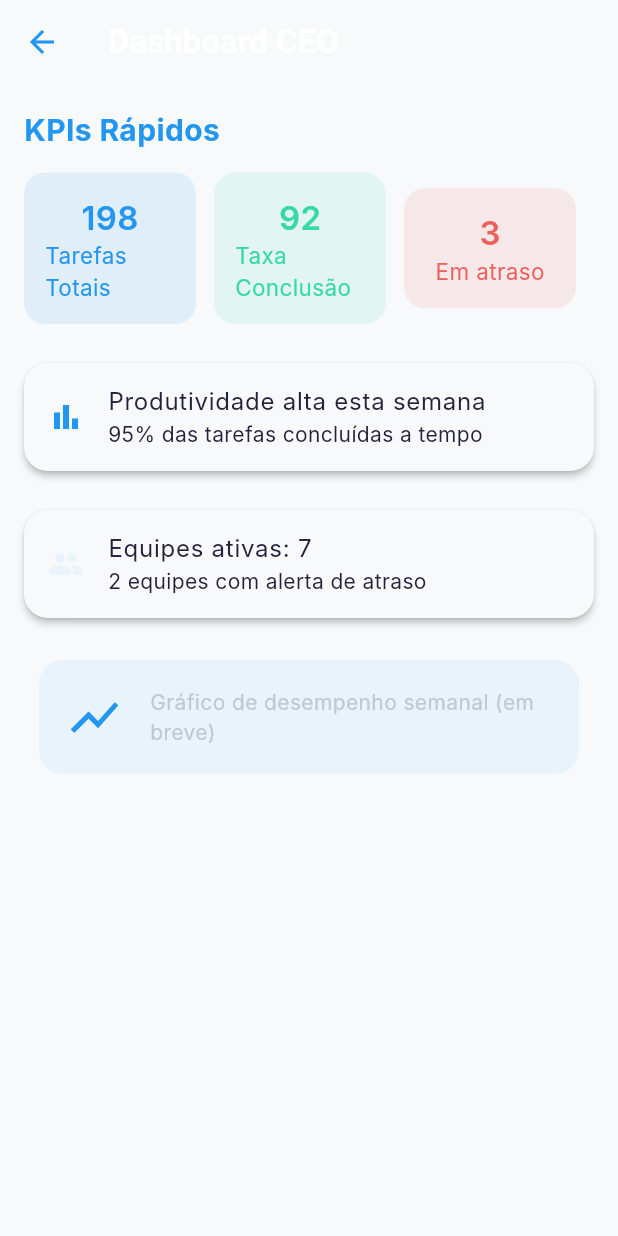
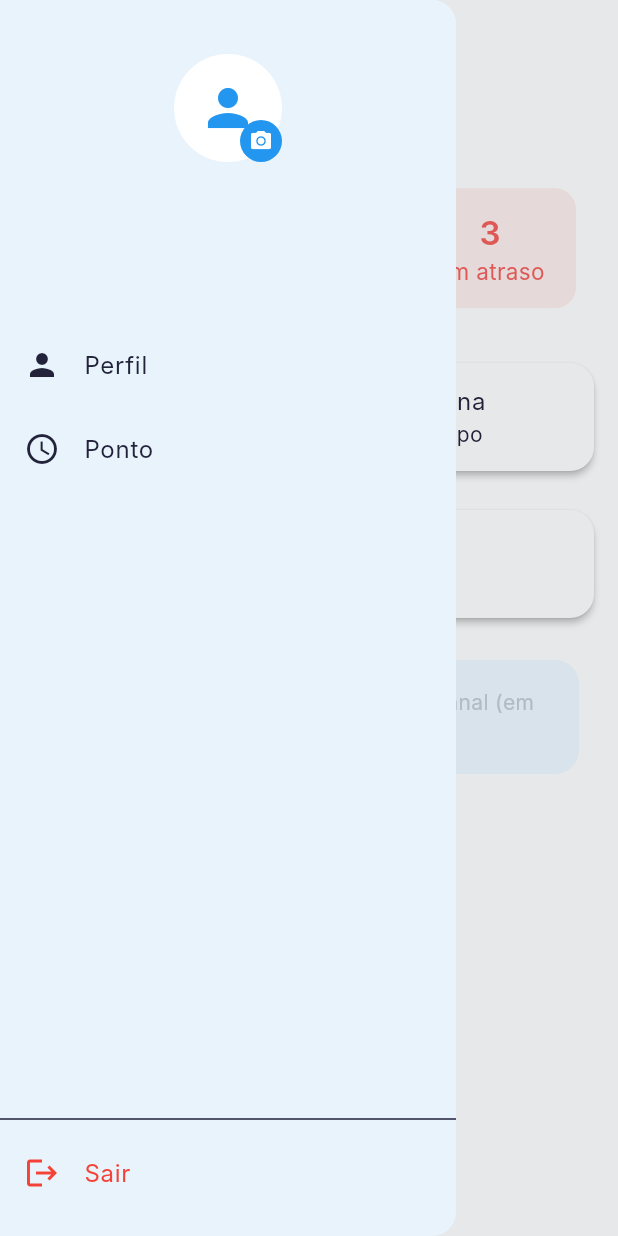
Before and after one commit to albertobezerra/propertask, a Flutter app: the DashboardCeoScreen screen opened directly, with the side drawer open (before the commit the screen has no drawer), on a phone screen of 412 x 824 dp. Run offline on Flutter 3.47's test engine with Material 3 defaults, Android fonts, the phone set to English and light mode, and no system bars; our stand-ins replace cloud_firestore, firebase_auth, firebase_core, firebase_crashlytics, firebase_messaging, flutter_local_notifications and 4 more; missing offline and left inert: cloudinary_public, map_launcher; accounts and stored records are empty; Roboto replaces fonts that are missing (Inter).

Commit message:
Ajustes nas permissões e criação de dashs por cargo

```diff
--- a/lib/core/models/usuario.dart
+++ b/lib/core/models/usuario.dart
@@ -6,6 +6,8 @@ class Usuario {
   final String email;
   final String cargo;
   final String? telefone;
+  final String? fotoUrl; // <- ADICIONE ESSE CAMPO!
+  final bool ativo;
   final Timestamp criadoEm;
 
   Usuario({
@@ -14,26 +16,22 @@ class Usuario {
     required this.email,
     required this.cargo,
     this.telefone,
+    this.fotoUrl,
+    required this.ativo,
     required this.criadoEm,
   });
 
   factory Usuario.fromFirestore(DocumentSnapshot doc) {
-    final data = doc.data() as Map<String, dynamic>?;
-
-    if (data == null) {
-      throw Exception('Documento vazio: ${doc.id}');
-    }
-
-    final rawCargo = data['cargo']?.toString() ?? 'LIMPEZA';
-    final cargoNormalizado = rawCargo.toUpperCase();
-
+    final data = doc.data() as Map<String, dynamic>? ?? {};
     return Usuario(
       id: doc.id,
       nome: data['nome'] ?? 'Usuário',
       email: data['email'] ?? '',
-      cargo: cargoNormalizado,
+      cargo: data['cargo'] ?? 'LIMPEZA',
       telefone: data['telefone'],
+      fotoUrl: data['fotoUrl'],
       criadoEm: data['criadoEm'] ?? Timestamp.now(),
+      ativo: data['ativo'] == true,
     );
   }
 
@@ -42,6 +40,8 @@ class Usuario {
     'email': email,
     'cargo': cargo,
     'telefone': telefone,
+    'fotoUrl': fotoUrl, // <- ADICIONE ESSE CAMPO!
     'criadoEm': criadoEm,
+    'ativo': ativo,
   };
 }
--- a/lib/screen/dashboard/dashboard_ceo_screen.dart
+++ b/lib/screen/dashboard/dashboard_ceo_screen.dart
@@ -1,4 +1,5 @@
 import 'package:flutter/material.dart';
+import 'package:propertask/widgets/app_drawer.dart';
 
 class DashboardCeoScreen extends StatelessWidget {
   const DashboardCeoScreen({super.key});
@@ -14,6 +15,7 @@ class DashboardCeoScreen extends StatelessWidget {
         foregroundColor: cs.primary,
         elevation: 0,
       ),
+      drawer: AppDrawer(currentRoute: '/dashboard'),
       body: Padding(
         padding: const EdgeInsets.all(16),
         child: Column(
--- a/lib/screen/dashboard/dashboard_coord_screen.dart
+++ b/lib/screen/dashboard/dashboard_coord_screen.dart
@@ -1,4 +1,5 @@
 import 'package:flutter/material.dart';
+import 'package:propertask/widgets/app_drawer.dart';
 
 class DashboardCoordScreen extends StatelessWidget {
   const DashboardCoordScreen({super.key});
@@ -20,6 +21,7 @@ class DashboardCoordScreen extends StatelessWidget {
         foregroundColor: cs.primary,
         elevation: 0,
       ),
+      drawer: AppDrawer(currentRoute: '/dashboard'),
       body: Padding(
         padding: const EdgeInsets.all(16),
         child: Column(
--- a/lib/screen/dashboard/dashboard_dev_screen.dart
+++ b/lib/screen/dashboard/dashboard_dev_screen.dart
@@ -1,4 +1,5 @@
 import 'package:flutter/material.dart';
+import 'package:propertask/widgets/app_drawer.dart';
 
 class DashboardDevScreen extends StatelessWidget {
   const DashboardDevScreen({super.key});
@@ -14,6 +15,7 @@ class DashboardDevScreen extends StatelessWidget {
         foregroundColor: cs.primary,
         elevation: 0,
       ),
+      drawer: AppDrawer(currentRoute: '/dashboard'),
       body: Padding(
         padding: const EdgeInsets.all(16),
         child: Column(
--- a/lib/screen/dashboard/dashboard_empregado_screen.dart
+++ b/lib/screen/dashboard/dashboard_empregado_screen.dart
@@ -33,7 +33,7 @@ class DashboardEmpregadoScreen extends StatelessWidget {
       );
     }
 
-    final cargo = usuario.cargo?.toUpperCase() ?? '';
+    final cargo = usuario.cargo.toUpperCase();
     final hoje = DateTime.now();
 
     return Scaffold(
--- a/lib/screen/dashboard/dashboard_lavanderia_screen.dart
+++ b/lib/screen/dashboard/dashboard_lavanderia_screen.dart
@@ -1,4 +1,5 @@
 import 'package:flutter/material.dart';
+import 'package:propertask/widgets/app_drawer.dart';
 
 class DashboardLavanderiaScreen extends StatelessWidget {
   const DashboardLavanderiaScreen({super.key});
@@ -24,6 +25,7 @@ class DashboardLavanderiaScreen extends StatelessWidget {
         foregroundColor: cs.primary,
         elevation: 0,
       ),
+      drawer: AppDrawer(currentRoute: '/dashboard'),
       body: Padding(
         padding: const EdgeInsets.all(16),
         child: Column(
--- a/lib/screen/dashboard/dashboard_rh_screen.dart
+++ b/lib/screen/dashboard/dashboard_rh_screen.dart
@@ -1,4 +1,5 @@
 import 'package:flutter/material.dart';
+import 'package:propertask/widgets/app_drawer.dart';
 
 class DashboardRhScreen extends StatelessWidget {
   const DashboardRhScreen({super.key});
@@ -29,6 +30,7 @@ class DashboardRhScreen extends StatelessWidget {
         foregroundColor: cs.primary,
         elevation: 0,
       ),
+      drawer: AppDrawer(currentRoute: '/dashboard'),
       body: Padding(
         padding: const EdgeInsets.all(16),
         child: Column(
--- a/lib/screen/dashboard/dashboard_sup_screen.dart
+++ b/lib/screen/dashboard/dashboard_sup_screen.dart
@@ -1,4 +1,5 @@
 import 'package:flutter/material.dart';
+import 'package:propertask/widgets/app_drawer.dart';
 
 class DashboardSupScreen extends StatelessWidget {
   const DashboardSupScreen({super.key});
@@ -20,6 +21,7 @@ class DashboardSupScreen extends StatelessWidget {
         foregroundColor: cs.primary,
         elevation: 0,
       ),
+      drawer: AppDrawer(currentRoute: '/dashboard'),
       body: Padding(
         padding: const EdgeInsets.all(16),
         child: Column(
--- a/lib/widgets/app_drawer.dart
+++ b/lib/widgets/app_drawer.dart
@@ -11,11 +11,29 @@ import 'package:propertask/screen/relatorios/relatorios_screen.dart';
 import 'package:propertask/screen/ponto/ponto_screen.dart';
 import 'package:propertask/screen/lavanderia/lavanderia_screen.dart';
 import 'package:propertask/screen/equipe/equipe_screen.dart';
+import 'package:image_picker/image_picker.dart';
+import 'package:propertask/core/services/storage_service.dart';
 
 class AppDrawer extends StatelessWidget {
   final String currentRoute;
 
   const AppDrawer({super.key, required this.currentRoute});
+
+  Future<void> _updateAvatar(BuildContext context, AppState appState) async {
+    final picker = ImagePicker();
+    final image = await picker.pickImage(source: ImageSource.gallery);
+    if (image != null) {
+      final urls = await StorageService().uploadImages([image]);
+      if (!context.mounted) return;
+      if (urls.isNotEmpty) {
+        await appState.atualizarFotoUsuario(urls.first);
+        if (!context.mounted) return;
+        ScaffoldMessenger.of(context).showSnackBar(
+          const SnackBar(content: Text('Foto atualizada com sucesso!')),
+        );
+      }
+    }
+  }
 
   @override
   Widget build(BuildContext context) {
@@ -30,32 +48,83 @@ class AppDrawer extends StatelessWidget {
           );
         }
 
-        final cargo = usuario.cargo?.toUpperCase() ?? '';
+        final avatarUrl = usuario.fotoUrl;
+        final name = usuario.nome;
+        final cargo = usuario.cargo.toUpperCase();
 
         return Drawer(
           child: Column(
             children: [
-              UserAccountsDrawerHeader(
-                accountName: const Text(
-                  'Propertask',
-                  style: TextStyle(fontWeight: FontWeight.bold),
+              Container(
+                width: double.infinity,
+                padding: const EdgeInsets.symmetric(
+                  vertical: 36,
+                  horizontal: 16,
                 ),
-                accountEmail: Text(user.email ?? 'Usuário'),
-                currentAccountPicture: CircleAvatar(
-                  backgroundColor: Colors.white,
-                  child: Text(
-                    user.email?.isNotEmpty == true
-                        ? user.email![0].toUpperCase()
-                        : 'U',
-                    style: const TextStyle(fontSize: 40, color: Colors.blue),
+                decoration: BoxDecoration(
+                  color: Theme.of(context).colorScheme.primaryContainer,
+                  borderRadius: const BorderRadius.only(
+                    bottomLeft: Radius.circular(38),
+                    bottomRight: Radius.circular(38),
                   ),
                 ),
-                decoration: BoxDecoration(
-                  gradient: LinearGradient(
-                    colors: [Colors.blue.shade700, Colors.blue.shade500],
-                  ),
+                child: Column(
+                  mainAxisAlignment: MainAxisAlignment.center,
+                  children: [
+                    GestureDetector(
+                      onTap: () => _updateAvatar(context, appState),
+                      child: Stack(
+                        alignment: Alignment.bottomRight,
+                        children: [
+                          CircleAvatar(
+                            radius: 36,
+                            backgroundColor: Colors.white,
+                            backgroundImage:
+                                (avatarUrl != null && avatarUrl.isNotEmpty)
+                                ? NetworkImage(avatarUrl)
+                                : null,
+                            child: avatarUrl == null || avatarUrl.isEmpty
+                                ? Icon(
+                                    Icons.person,
+                                    size: 40,
+                                    color: Theme.of(
+                                      context,
+                                    ).colorScheme.primary,
+                                  )
+                                : null,
+                          ),
+                          CircleAvatar(
+                            radius: 14,
+                            backgroundColor: Theme.of(
+                              context,
+                            ).colorScheme.primary,
+                            child: Icon(
+                              Icons.camera_alt,
+                              size: 16,
+                              color: Colors.white,
+                            ),
+                          ),
+                        ],
+                      ),
+                    ),
+                    const SizedBox(height: 12),
+                    Text(
+                      name,
+                      style: const TextStyle(
+                        fontWeight: FontWeight.bold,
+                        fontSize: 18,
+                      ),
+                    ),
+                    Text(
+                      cargo,
+                      style: TextStyle(
+                        color: Theme.of(context).colorScheme.outline,
+                      ),
+                    ),
+                  ],
                 ),
               ),
+              const SizedBox(height: 14),
               Expanded(
                 child: ListView(
                   padding: EdgeInsets.zero,
@@ -126,7 +195,7 @@ class AppDrawer extends StatelessWidget {
                         context,
                         Icons.group,
                         'Equipe',
-                        EquipeScreen(),
+                        const EquipeScreen(),
                         '/equipe',
                       ),
                   ],
@@ -142,6 +211,7 @@ class AppDrawer extends StatelessWidget {
                   await AuthService.logout(context);
                 },
               ),
+              const SizedBox(height: 14),
             ],
           ),
         );
```
Also changed, not shown: lib/core/providers/app_state.dart (+23 -18 lines), lib/screen/dashboard/dashboard_screen.dart (+7 -2 lines).
